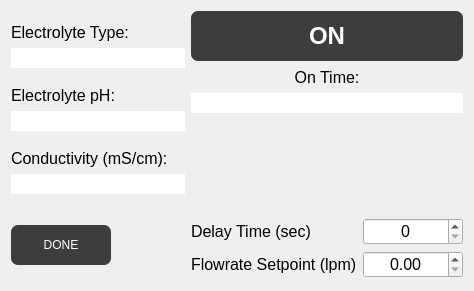
Before: the Qt Designer form src/ECM_gui/dialog_pump_control.ui in dmherrington/ECM-Control-System, drawn with Qt 5.
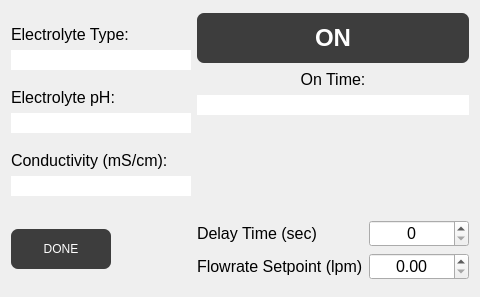
After: the same form once the commit is applied. Custom widgets are drawn as their Qt base class.

Commit message: Pump Gui Dialog Window

Diff of the .ui file:
```diff
--- a/src/ECM_gui/dialog_pump_control.ui
+++ b/src/ECM_gui/dialog_pump_control.ui
@@ -6,8 +6,8 @@
    <rect>
     <x>0</x>
     <y>0</y>
-    <width>474</width>
-    <height>291</height>
+    <width>480</width>
+    <height>297</height>
    </rect>
   </property>
   <property name="windowTitle">
@@ -435,6 +435,9 @@
        </item>
        <item>
         <widget class="QLineEdit" name="lineEdit_OnTime">
+         <property name="enabled">
+          <bool>true</bool>
+         </property>
          <property name="sizePolicy">
           <sizepolicy hsizetype="Minimum" vsizetype="Fixed">
            <horstretch>0</horstretch>
@@ -447,6 +450,9 @@
            <height>20</height>
           </size>
          </property>
+         <property name="readOnly">
+          <bool>true</bool>
+         </property>
         </widget>
        </item>
       </layout>
@@ -470,7 +476,7 @@
      <item>
       <layout class="QHBoxLayout" name="horizontalLayout">
        <item>
-        <widget class="LED" name="widget_PumpOn" native="true">
+        <widget class="QWidget" name="widget_PumpOn" native="true">
          <property name="sizePolicy">
           <sizepolicy hsizetype="Fixed" vsizetype="Fixed">
            <horstretch>0</horstretch>
@@ -502,7 +508,7 @@
         </spacer>
        </item>
        <item>
-        <widget class="LED" name="widget_PumpOn_2" native="true">
+        <widget class="QWidget" name="widget_PumpOn_2" native="true">
          <property name="sizePolicy">
           <sizepolicy hsizetype="Fixed" vsizetype="Fixed">
            <horstretch>0</horstretch>
@@ -736,14 +742,6 @@
    </item>
   </layout>
  </widget>
- <customwidgets>
-  <customwidget>
-   <class>LED</class>
-   <extends>QWidget</extends>
-   <header>LED.h</header>
-   <container>1</container>
-  </customwidget>
- </customwidgets>
  <resources/>
  <connections/>
 </ui>
```
The commit also changes 81 other files.
